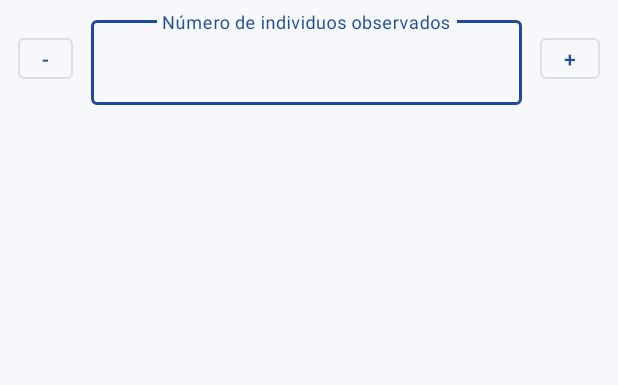
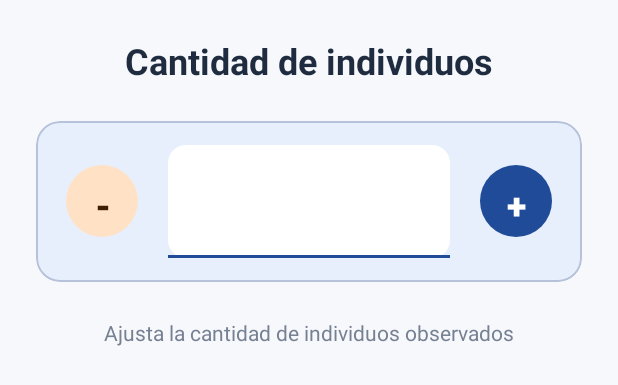
Before and after one commit to EnzoDHeredia/aves_argentinas_kotlin, an Android app: the layout dialog_observation_count.xml on its own in the app's theme, with its tools: preview values and no code run, on a phone screen of 412 x 824 dp. Shown: the top 385 px of the screen. Run offline under Robolectric (Android 15) with nearby library versions, the phone set to English and light mode, and no system bars.

Commit message:
mejora en estilos UI

```diff
--- a/app/src/main/java/com/example/avesargentinas/MainActivity.kt
+++ b/app/src/main/java/com/example/avesargentinas/MainActivity.kt
@@ -277,7 +277,6 @@ class MainActivity : AppCompatActivity() {
         updateCount(currentCount)
 
         MaterialAlertDialogBuilder(this)
-            .setTitle(R.string.observation_count_title)
             .setView(dialogView)
             .setPositiveButton(R.string.observation_count_positive) { _, _ ->
                 val value = input.text?.toString()?.toIntOrNull()
--- a/app/src/main/res/layout/dialog_observation_count.xml
+++ b/app/src/main/res/layout/dialog_observation_count.xml
@@ -1,54 +1,106 @@
 <?xml version="1.0" encoding="utf-8"?>
 <LinearLayout xmlns:android="http://schemas.android.com/apk/res/android"
+    xmlns:app="http://schemas.android.com/apk/res-auto"
     android:layout_width="match_parent"
     android:layout_height="wrap_content"
+    android:orientation="vertical"
+    android:padding="24dp">
+
+    <TextView
+        android:layout_width="match_parent"
+        android:layout_height="wrap_content"
+        android:text="@string/observation_count_title"
+        android:textSize="24sp"
+        android:textStyle="bold"
+        android:textColor="@color/text_primary"
+        android:layout_marginBottom="24dp"
+        android:gravity="center"/>
+
+    <!-- Tarjeta con el contador -->
+    <com.google.android.material.card.MaterialCardView
+        android:layout_width="match_parent"
+        android:layout_height="wrap_content"
+        android:layout_marginBottom="24dp"
+        app:cardCornerRadius="16dp"
+        app:cardElevation="0dp"
+        app:strokeColor="@color/brand_outline"
+        app:strokeWidth="1dp"
+        app:cardBackgroundColor="@color/accent_soft">
+
+        <LinearLayout
+            android:layout_width="match_parent"
+            android:layout_height="wrap_content"
+            android:orientation="horizontal"
             android:gravity="center_vertical"
-    android:orientation="horizontal"
-    android:paddingStart="12dp"
-    android:paddingEnd="12dp"
-    android:paddingTop="8dp"
-    android:paddingBottom="8dp">
+            android:padding="16dp">
 
+            <!-- Botón decrementar -->
             <com.google.android.material.button.MaterialButton
                 android:id="@+id/btnDecrement"
-        style="@style/Widget.MaterialComponents.Button.OutlinedButton"
-        android:layout_width="wrap_content"
-        android:layout_height="wrap_content"
-        android:minWidth="0dp"
-        android:minHeight="0dp"
-        android:paddingStart="16dp"
-        android:paddingEnd="16dp"
-        android:text="-" />
+                style="@style/Widget.Material3.Button.IconButton.Filled.Tonal"
+                android:layout_width="56dp"
+                android:layout_height="56dp"
+                android:text="-"
+                android:textSize="24sp"
+                android:textStyle="bold"
+                app:cornerRadius="28dp"
+                app:iconGravity="textStart"/>
 
+            <!-- Campo de texto con el número -->
             <com.google.android.material.textfield.TextInputLayout
                 android:id="@+id/inputCountLayout"
                 android:layout_width="0dp"
                 android:layout_height="wrap_content"
-        android:layout_marginStart="12dp"
-        android:layout_marginEnd="12dp"
                 android:layout_weight="1"
-        android:hint="@string/observation_count_hint">
+                android:layout_marginStart="16dp"
+                android:layout_marginEnd="16dp"
+                app:boxBackgroundMode="filled"
+                app:boxBackgroundColor="@color/brand_surface"
+                app:boxCornerRadiusTopStart="12dp"
+                app:boxCornerRadiusTopEnd="12dp"
+                app:boxCornerRadiusBottomStart="12dp"
+                app:boxCornerRadiusBottomEnd="12dp"
+                app:boxStrokeWidth="0dp"
+                app:boxStrokeWidthFocused="2dp"
+                app:hintEnabled="false">
 
                 <com.google.android.material.textfield.TextInputEditText
                     android:id="@+id/editCount"
                     android:layout_width="match_parent"
                     android:layout_height="wrap_content"
+                    android:inputType="number"
+                    android:textSize="32sp"
+                    android:textStyle="bold"
+                    android:textColor="@color/brand_primary"
                     android:gravity="center"
-            android:inputType="number"
-            android:maxLines="1"
-            android:selectAllOnFocus="true" />
+                    android:paddingTop="16dp"
+                    android:paddingBottom="16dp"/>
 
             </com.google.android.material.textfield.TextInputLayout>
 
+            <!-- Botón incrementar -->
             <com.google.android.material.button.MaterialButton
                 android:id="@+id/btnIncrement"
-        style="@style/Widget.MaterialComponents.Button.OutlinedButton"
-        android:layout_width="wrap_content"
-        android:layout_height="wrap_content"
-        android:minWidth="0dp"
-        android:minHeight="0dp"
-        android:paddingStart="16dp"
-        android:paddingEnd="16dp"
-        android:text="+" />
+                style="@style/Widget.Material3.Button.IconButton.Filled"
+                android:layout_width="56dp"
+                android:layout_height="56dp"
+                android:text="+"
+                android:textSize="24sp"
+                android:textStyle="bold"
+                app:cornerRadius="28dp"
+                app:iconGravity="textStart"/>
 
         </LinearLayout>
+
+    </com.google.android.material.card.MaterialCardView>
+
+    <TextView
+        android:layout_width="match_parent"
+        android:layout_height="wrap_content"
+        android:text="Ajusta la cantidad de individuos observados"
+        android:textSize="14sp"
+        android:textColor="@color/text_secondary"
+        android:gravity="center"
+        android:alpha="0.8"/>
+
+</LinearLayout>
```
Also changed, not shown: app/src/main/res/layout/activity_main.xml (+51 -23 lines), app/src/main/res/values/button_styles.xml (+36 -0 lines). Lines whose indentation alone changed are shown as unchanged.
